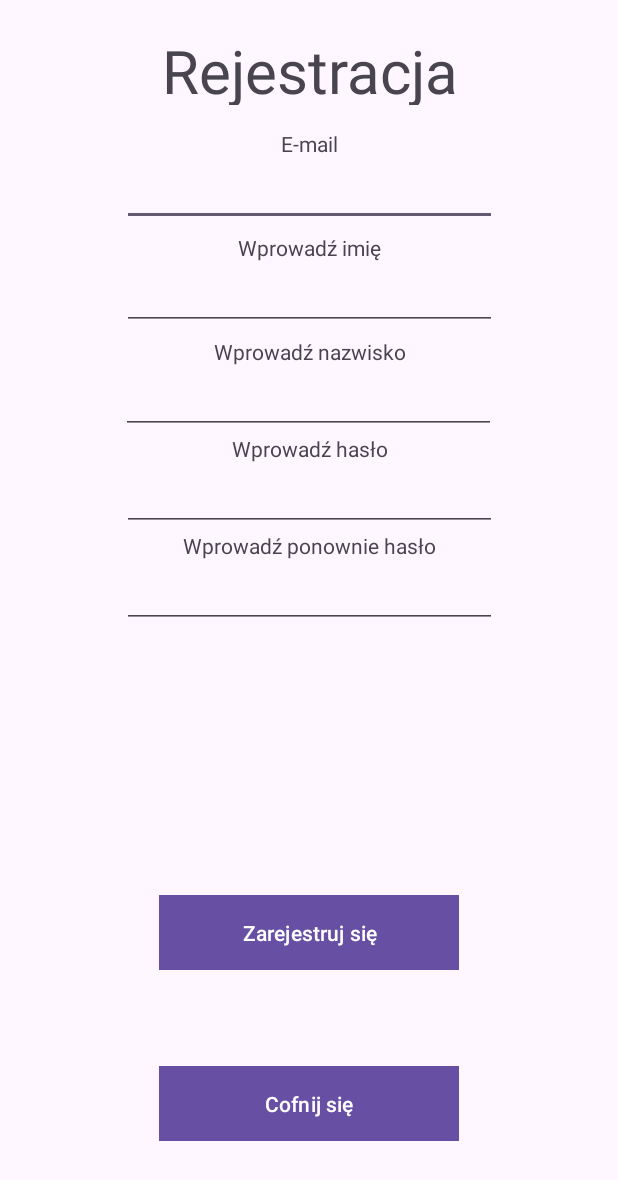
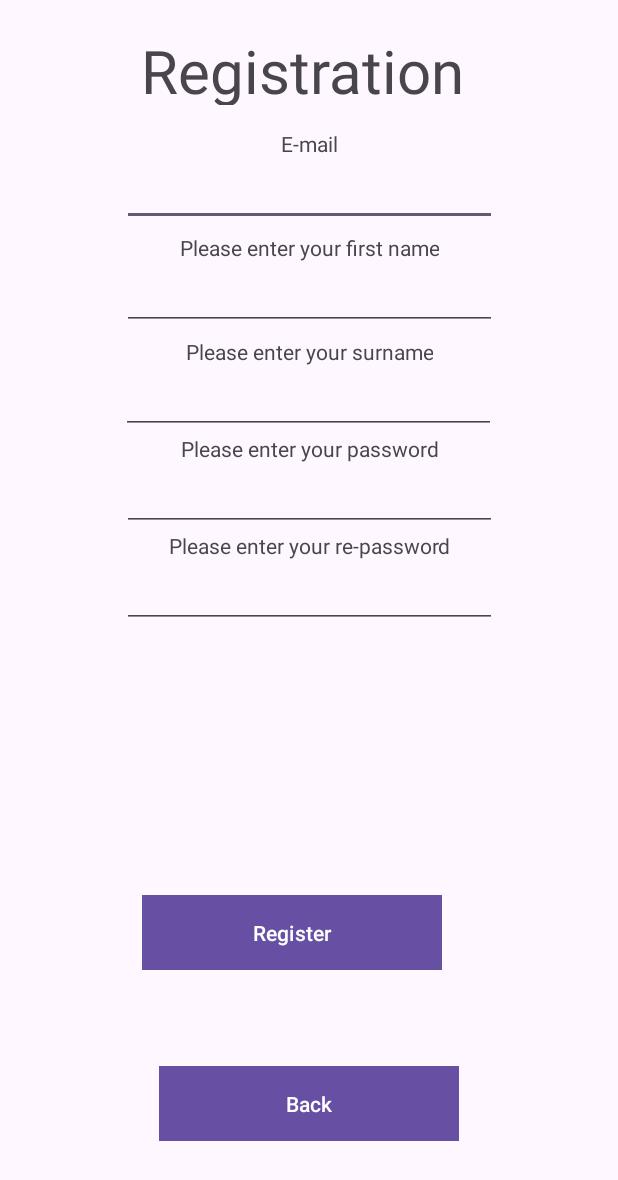
Before and after one commit to IgorStrzezysz1/MyHelpdeskApp, an Android app: the RegistrationActivity screen opened directly, with no data from a screen before it, on a phone screen of 412 x 824 dp. Shown: the top 1180 px of the screen. Run offline under Robolectric (Android 15) with nearby library versions, the phone set to English and light mode, and no system bars.

Commit message:
Poprawki PL->EN

```diff
--- a/app/src/main/res/layout/activity_registration_page.xml
+++ b/app/src/main/res/layout/activity_registration_page.xml
@@ -13,7 +13,7 @@
         android:layout_width="350sp"
         android:layout_height="50dp"
         android:gravity="center"
-        android:text="Rejestracja"
+        android:text="Registration "
         app:layout_constraintEnd_toEndOf="parent"
         app:layout_constraintStart_toStartOf="parent"
         app:layout_constraintTop_toTopOf="parent"
@@ -46,7 +46,7 @@
         android:layout_height="wrap_content"
         android:layout_margin="50dp"
         android:gravity="center"
-        android:text="Wprowadź imię"
+        android:text="Please enter your first name"
         app:layout_constraintEnd_toEndOf="parent"
         app:layout_constraintStart_toStartOf="parent"
         app:layout_constraintTop_toBottomOf="@id/enterEmailTextView"
@@ -66,7 +66,7 @@
         android:layout_height="wrap_content"
         android:layout_margin="50dp"
         android:gravity="center"
-        android:text="Wprowadź nazwisko"
+        android:text="Please enter your surname"
         app:layout_constraintEnd_toEndOf="parent"
         app:layout_constraintStart_toStartOf="parent"
         app:layout_constraintTop_toBottomOf="@id/addName"
@@ -87,9 +87,8 @@
         android:id="@+id/addPassword"
         android:layout_width="wrap_content"
         android:layout_height="wrap_content"
-
         android:gravity="center"
-        android:text="Wprowadź hasło"
+        android:text="Please enter your password"
         app:layout_constraintEnd_toEndOf="parent"
         app:layout_constraintStart_toStartOf="parent"
         app:layout_constraintTop_toBottomOf="@id/enterSurname" />
@@ -109,7 +108,7 @@
         android:layout_width="wrap_content"
         android:layout_height="wrap_content"
         android:gravity="center"
-        android:text="Wprowadź ponownie hasło"
+        android:text="Please enter your re-password"
         app:layout_constraintEnd_toEndOf="parent"
         app:layout_constraintStart_toStartOf="parent"
         app:layout_constraintTop_toBottomOf="@id/enterPassword" />
@@ -125,15 +124,17 @@
         app:layout_constraintTop_toBottomOf="@id/addAgainPassword" />
 
     <Button
+        android:id="@+id/buttonRegister"
         android:layout_width="200dp"
         android:layout_height="50dp"
+        android:background="@drawable/square_button"
+        android:text="Register"
+        app:layout_constraintBottom_toBottomOf="parent"
+        app:layout_constraintEnd_toEndOf="parent"
+        app:layout_constraintHorizontal_bias="0.445"
+        app:layout_constraintStart_toStartOf="parent"
         app:layout_constraintTop_toBottomOf="@id/enterAgainPassword"
-        app:layout_constraintStart_toStartOf="parent"
-        app:layout_constraintEnd_toEndOf="parent"
-        android:text="Zarejestruj się" android:background="@drawable/square_button"
-        android:id="@+id/buttonRegister"
-        app:layout_constraintBottom_toBottomOf="parent"
-        />
+        app:layout_constraintVertical_bias="0.501" />
 
     <Button
         android:layout_width="200dp"
@@ -142,7 +143,7 @@
         app:layout_constraintTop_toBottomOf="@id/buttonRegister"
         app:layout_constraintStart_toStartOf="parent"
         app:layout_constraintEnd_toEndOf="parent"
-        android:text="Cofnij się"
+        android:text="Back"
         android:id="@+id/backButton"
         app:layout_constraintBottom_toBottomOf="parent"
         />
```
